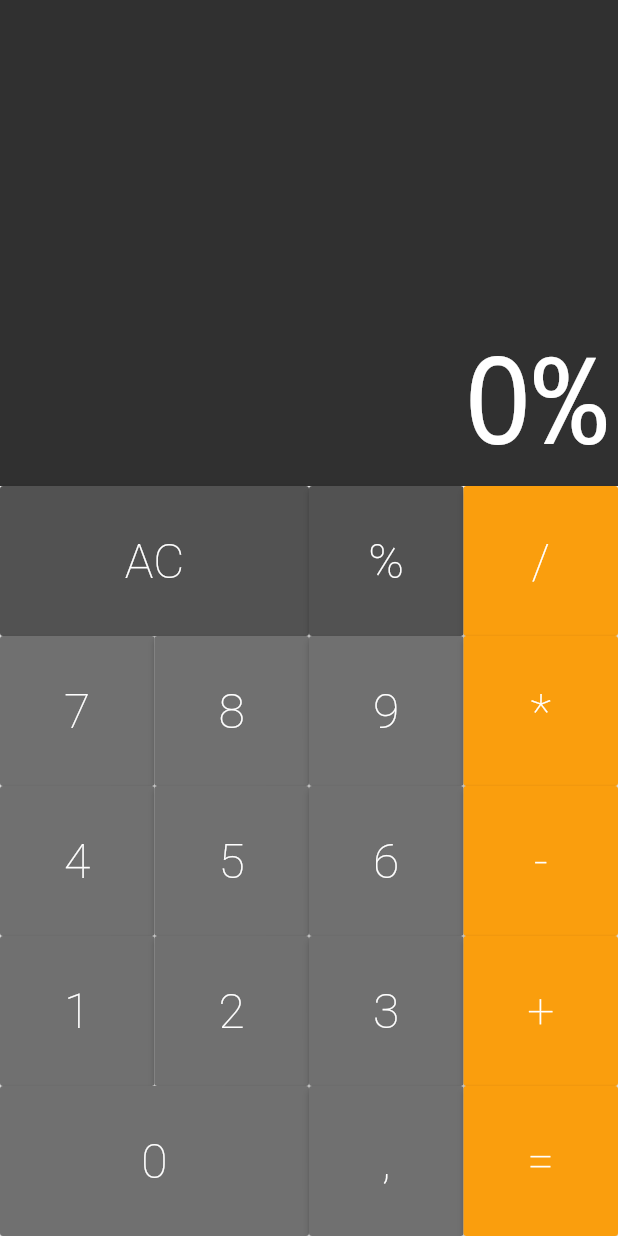
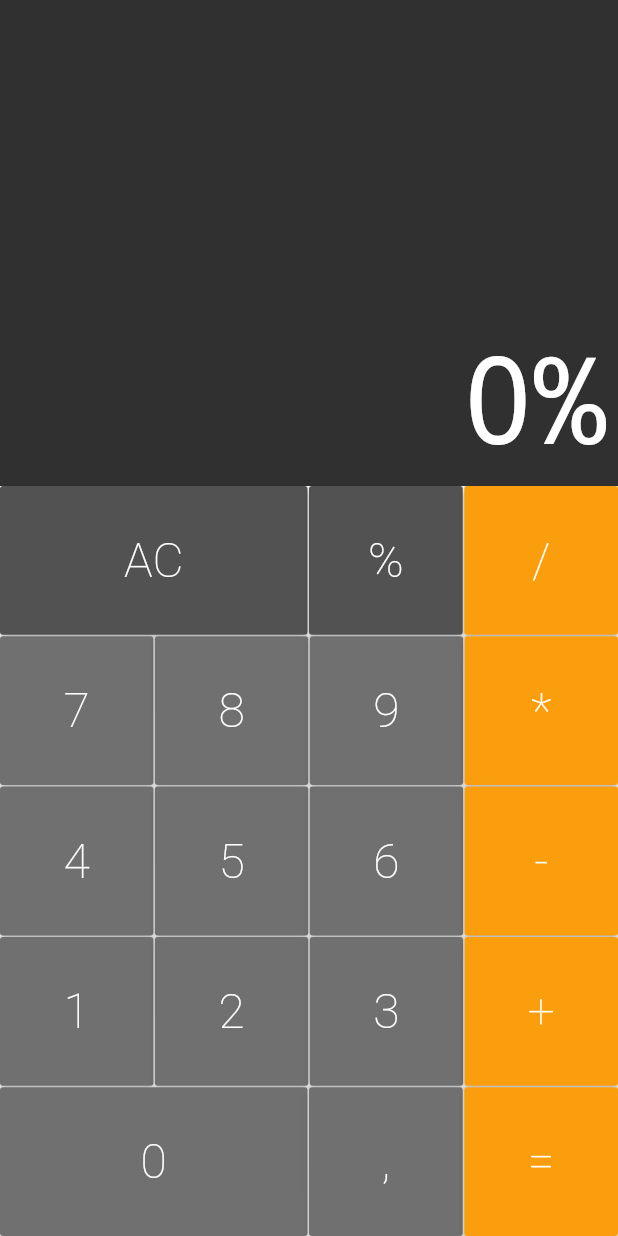
Before and after one commit to JorgeRicardo121/estudos, a Flutter app: the screen it shows after launch, after a tap on an icon or button, on a phone screen of 412 x 824 dp. Run offline on Flutter 3.47's test engine with Material 2 defaults, Android fonts, the phone set to English and light mode, and no system bars; drawn by our look-alikes of auto_size_text.

Commit message:
Ajustes na orientação / Espaçamento de botoes

```diff
--- a/lib/components/buttom_row.dart
+++ b/lib/components/buttom_row.dart
@@ -12,7 +12,10 @@ class ButtonRow extends StatelessWidget {
       flex: 1,
       child: Row(
         crossAxisAlignment: CrossAxisAlignment.stretch,
-        children: buttons,
+        children: buttons.fold(<Widget>[], (list, b) {
+          list.isEmpty ? list.add(b) : list.addAll([SizedBox(width: 1), b]);
+          return list;
+        }),
       ),
     );
   }
--- a/lib/components/keyboard.dart
+++ b/lib/components/keyboard.dart
@@ -18,24 +18,28 @@ class Keyboard extends StatelessWidget {
             Buttom(text: '%', color: Buttom.DARK, cb: cb),
             Buttom.operation(text: '/', cb: cb),
           ]),
+          SizedBox(height: 1),
           ButtonRow([
             Buttom(text: '7', cb: cb),
             Buttom(text: '8', cb: cb),
             Buttom(text: '9', cb: cb),
             Buttom.operation(text: '*', cb: cb),
           ]),
+          SizedBox(height: 1),
           ButtonRow([
             Buttom(text: '4', cb: cb),
             Buttom(text: '5', cb: cb),
             Buttom(text: '6', cb: cb),
             Buttom.operation(text: '-', cb: cb),
           ]),
+          SizedBox(height: 1),
           ButtonRow([
             Buttom(text: '1', cb: cb),
             Buttom(text: '2', cb: cb),
             Buttom(text: '3', cb: cb),
             Buttom.operation(text: '+', cb: cb),
           ]),
+          SizedBox(height: 1),
           ButtonRow([
             Buttom.big(text: '0', cb: cb),
             Buttom(text: ',', cb: cb),
--- a/lib/models/memory.dart
+++ b/lib/models/memory.dart
@@ -2,7 +2,15 @@ class Memory {
   String _value = '0';
 
   void applyCommand(String command) {
-    _value += command;
+    if (command == 'AC') {
+      _allClear();
+    } else {
+      _value += command;
+    }
+  }
+
+  _allClear() {
+    _value = '0';
   }
 
   String get value {
--- a/lib/screens/calculator.dart
+++ b/lib/screens/calculator.dart
@@ -1,6 +1,7 @@
 import 'package:calculator/components/keyboard.dart';
 import 'package:calculator/models/memory.dart';
 import 'package:flutter/material.dart';
+import 'package:flutter/services.dart';
 import '../components/display.dart';
 import '../components/keyboard.dart';
 
@@ -20,6 +21,7 @@ class _CalculatorState extends State<Calculator> {
 
   @override
   Widget build(BuildContext context) {
+    SystemChrome.setPreferredOrientations([DeviceOrientation.portraitUp]);
     return MaterialApp(
       home: Column(
         children: <Widget>[
```
